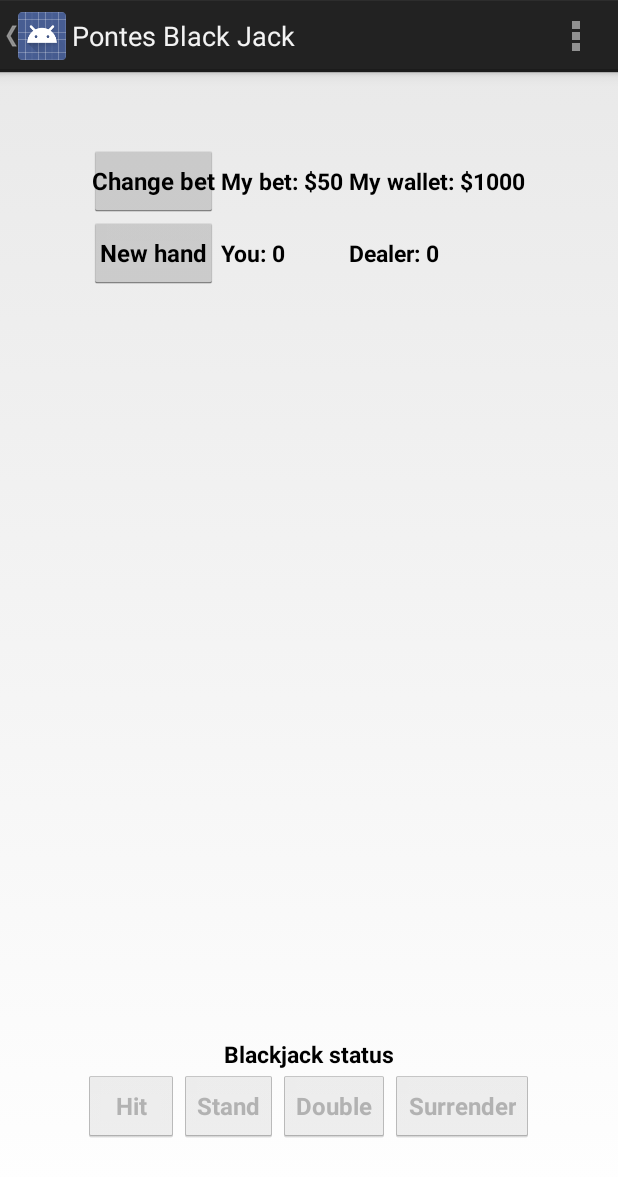
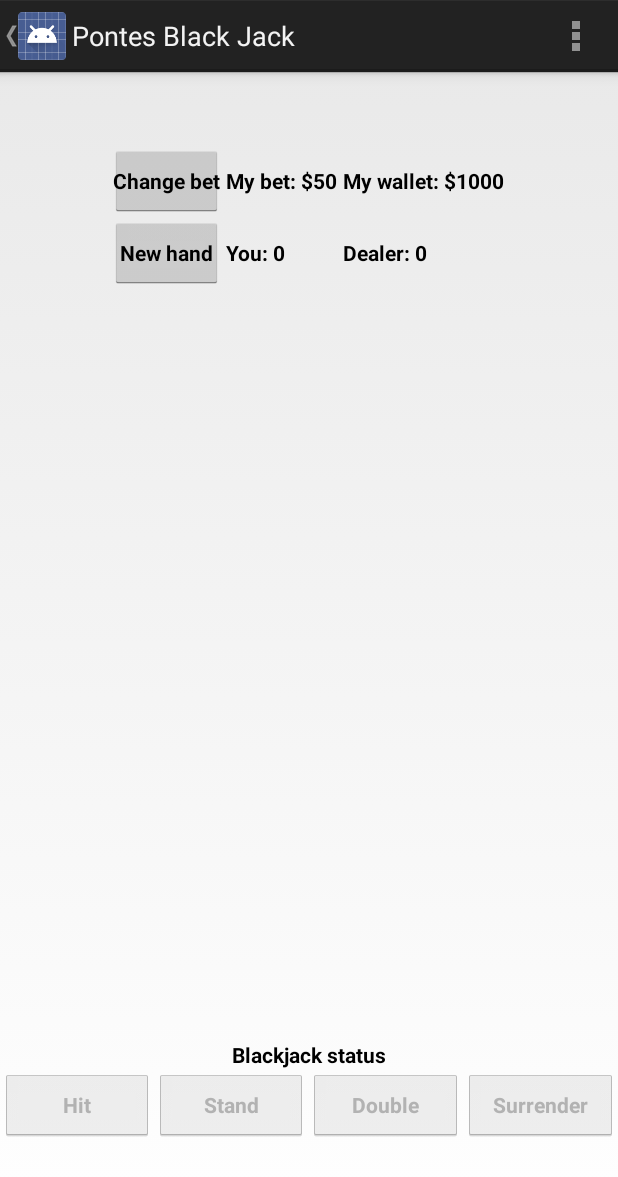
Before and after one commit to emanuelboboiu/PontesGameZone, an Android app: the BlackJackActivity screen opened directly, with no data from a screen before it, on a phone screen of 412 x 824 dp. Shown: the top 1177 px of the screen. Run offline under Robolectric (Android 15) with nearby library versions, the phone set to English and light mode, and no system bars.

Commit message:
Version 2.1.5 is published in Play Store. Added Russian and Vietnamese translations by Artur Minyazev and Dao Duc Trung. Added multilanguage support for Android 13. Changed the interface, the bottom buttons in games were fixed as layout weight of 1.

```diff
--- a/app/src/main/res/layout/activity_black_jack.xml
+++ b/app/src/main/res/layout/activity_black_jack.xml
@@ -147,8 +147,9 @@
 
             <Button
                 android:id="@+id/btBjHit"
-                android:layout_width="wrap_content"
+                android:layout_width="0dp"
                 android:layout_height="wrap_content"
+                android:layout_weight="1"
                 android:onClick="takeCard"
                 android:text="@string/bj_hit"
                 android:textSize="@dimen/buttons_size"
@@ -157,8 +158,9 @@
 
             <Button
                 android:id="@+id/btBjStand"
-                android:layout_width="wrap_content"
+                android:layout_width="0dp"
                 android:layout_height="wrap_content"
+                android:layout_weight="1"
                 android:onClick="stand"
                 android:text="@string/bj_stand"
                 android:textSize="@dimen/buttons_size"
@@ -167,8 +169,9 @@
 
             <Button
                 android:id="@+id/btBjDouble"
-                android:layout_width="wrap_content"
+                android:layout_width="0dp"
                 android:layout_height="wrap_content"
+                android:layout_weight="1"
                 android:onClick="doubleDown"
                 android:text="@string/bj_double"
                 android:textSize="@dimen/buttons_size"
@@ -177,8 +180,9 @@
 
             <Button
                 android:id="@+id/btBjSurrender"
-                android:layout_width="wrap_content"
+                android:layout_width="0dp"
                 android:layout_height="wrap_content"
+                android:layout_weight="1"
                 android:onClick="surrender"
                 android:text="@string/bj_surrender"
                 android:textSize="@dimen/buttons_size"
--- a/app/src/main/res/layout/activity_connect_four.xml
+++ b/app/src/main/res/layout/activity_connect_four.xml
@@ -131,16 +131,18 @@
             <Button
                 android:id="@+id/cfAbandon"
                 style="@style/bottomButtonsStyle"
-                android:layout_width="wrap_content"
+                android:layout_width="0dp"
                 android:layout_height="wrap_content"
+                android:layout_weight="1"
                 android:onClick="abandonGame"
                 android:text="@string/cf_abandon_game" />
 
             <Button
                 android:id="@+id/cfChangeGameType"
                 style="@style/bottomButtonsStyle"
-                android:layout_width="wrap_content"
+                android:layout_width="0dp"
                 android:layout_height="wrap_content"
+                android:layout_weight="1"
                 android:onClick="changeGameType"
                 android:text="@string/cf_game_type1" />
 
--- a/app/src/main/res/layout/activity_slot_machine.xml
+++ b/app/src/main/res/layout/activity_slot_machine.xml
@@ -128,8 +128,9 @@
 
             <Button
                 android:id="@+id/btSmFire"
-                android:layout_width="wrap_content"
+                android:layout_width="0dp"
                 android:layout_height="wrap_content"
+                android:layout_weight="1"
                 android:onClick="shakeMachine"
                 android:text="@string/sm_fire"
                 android:textSize="@dimen/buttons_size"
--- a/app/src/main/res/layout/activity_who_is_greater.xml
+++ b/app/src/main/res/layout/activity_who_is_greater.xml
@@ -147,8 +147,9 @@
 
             <Button
                 android:id="@+id/btGwThrow"
-                android:layout_width="wrap_content"
+                android:layout_width="0dp"
                 android:layout_height="wrap_content"
+                android:layout_weight="1"
                 android:onClick="startNewBattle"
                 android:text="@string/gw_throw"
                 android:textSize="@dimen/buttons_size"
@@ -157,8 +158,9 @@
 
             <Button
                 android:id="@+id/btGwAbandon"
-                android:layout_width="wrap_content"
+                android:layout_width="0dp"
                 android:layout_height="wrap_content"
+                android:layout_weight="1"
                 android:onClick="abandon"
                 android:text="@string/gw_abandon"
                 android:textSize="@dimen/buttons_size"
--- a/app/src/main/res/values/dimens.xml
+++ b/app/src/main/res/values/dimens.xml
@@ -8,10 +8,10 @@
     <dimen name="views_paddings_in_table">2dp</dimen>
 
     <!-- Text sizes of Text views and buttons: -->
-    <dimen name="text_views_size">15sp</dimen>
-    <dimen name="text_views_size2">17sp</dimen>
-    <dimen name="text_views_size_large">24sp</dimen>
-    <dimen name="text_size_in_alerts">20sp</dimen>
-    <dimen name="buttons_size">16sp</dimen>
+    <dimen name="text_views_size">14sp</dimen>
+    <dimen name="text_views_size2">15sp</dimen>
+    <dimen name="text_views_size_large">22sp</dimen>
+    <dimen name="text_size_in_alerts">18sp</dimen>
+    <dimen name="buttons_size">14sp</dimen>
 
 </resources>
```
Also changed, not shown: app/src/main/res/layout/activity_cards_war.xml (+6 -3 lines), app/src/main/res/layout/activity_poker.xml (+8 -4 lines), app/src/main/res/layout/activity_scopa.xml (+6 -3 lines), 3 other files.
